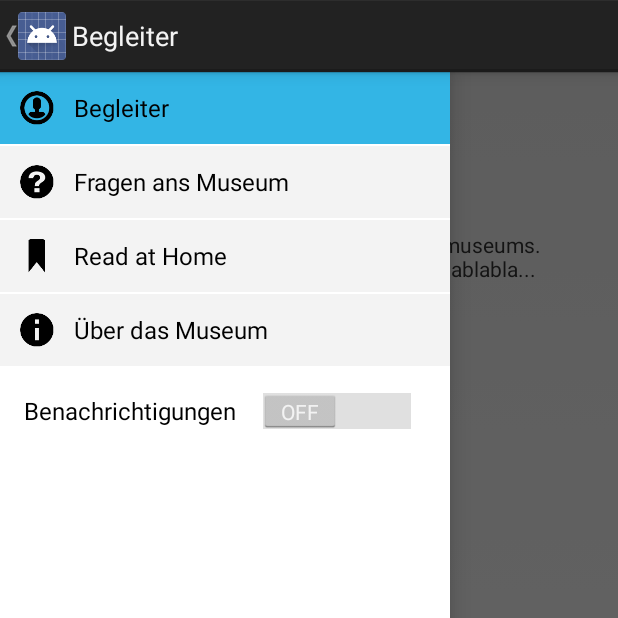
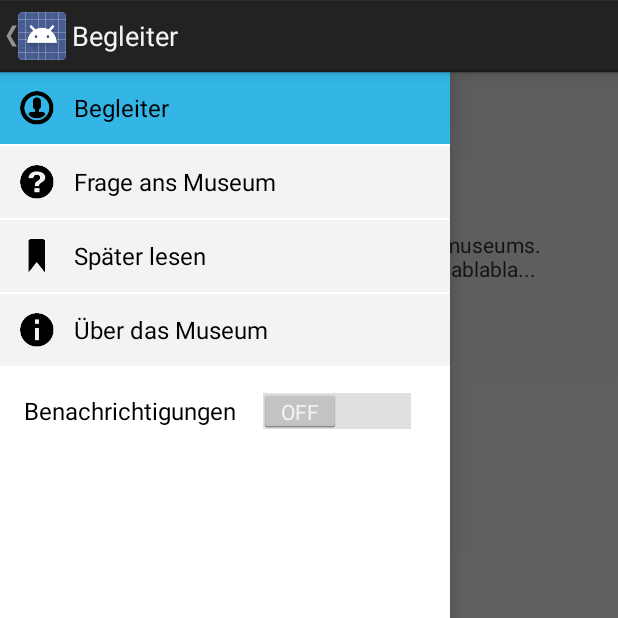
Before and after one commit to HSR-Challenge-Projekt-2014/AndroidApp, an Android app: the screen it shows after launch (HomeActivity), with the side drawer open, on a phone screen of 412 x 824 dp, the top half of it. Run offline under Robolectric (Android 15) with nearby library versions, the phone set to English and light mode, and no system bars; 2 statements that could not run were skipped.

Commit message:
issue #1 - various refactorings

```diff
--- a/app/src/main/java/ch/hsr/challp/museum/HomeActivity.java
+++ b/app/src/main/java/ch/hsr/challp/museum/HomeActivity.java
@@ -35,10 +35,10 @@ public class HomeActivity extends Activity {
         dLayout = (DrawerLayout) findViewById(R.id.drawer_layout);
         dList = (ListView) findViewById(R.id.left_drawer_list);
         List<NavDrawerItem> items = new ArrayList<>();
-        items.add(new NavDrawerItem("Begleiter", R.drawable.ic_guide));
-        items.add(new NavDrawerItem("Fragen ans Museum", R.drawable.ic_question));
-        items.add(new NavDrawerItem("Read at Home", R.drawable.ic_read_later));
-        items.add(new NavDrawerItem("Über das Museum", R.drawable.ic_information));
+        items.add(new NavDrawerItem(getString(R.string.title_companion), R.drawable.ic_guide));
+        items.add(new NavDrawerItem(getString(R.string.title_question), R.drawable.ic_question));
+        items.add(new NavDrawerItem(getString(R.string.title_read_later), R.drawable.ic_read_later));
+        items.add(new NavDrawerItem(getString(R.string.title_about), R.drawable.ic_information));
 
         adapter = new NavDrawerListAdapter(getApplicationContext(), items);
         dList.setAdapter(adapter);
@@ -72,8 +72,10 @@ public class HomeActivity extends Activity {
         };
         dLayout.setDrawerListener(dToggle);
 
-        getActionBar().setDisplayHomeAsUpEnabled(true);
-        getActionBar().setHomeButtonEnabled(true);
+        if (getActionBar() != null) {
+            getActionBar().setDisplayHomeAsUpEnabled(true);
+            getActionBar().setHomeButtonEnabled(true);
+        }
 
         showContent(0);
     }
@@ -126,7 +128,7 @@ public class HomeActivity extends Activity {
             fragment = new DetailFragment();
             fragment.setArguments(args);
         }
-        getActionBar().setTitle(title);
+        if (getActionBar() != null) getActionBar().setTitle(title);
         getFragmentManager().beginTransaction().replace(R.id.content_frame, fragment).addToBackStack("").commit();
         dList.setItemChecked(position, true);
         dList.setSelection(position);
--- a/app/src/main/java/ch/hsr/challp/museum/adapter/NavDrawerListAdapter.java
+++ b/app/src/main/java/ch/hsr/challp/museum/adapter/NavDrawerListAdapter.java
@@ -16,8 +16,8 @@ import ch.hsr.challp.museum.model.NavDrawerItem;
 
 public class NavDrawerListAdapter extends BaseAdapter {
 
-    private Context context;
-    private List<NavDrawerItem> navDrawerItems;
+    private final Context context;
+    private final List<NavDrawerItem> navDrawerItems;
 
     public NavDrawerListAdapter(Context context, List<NavDrawerItem> navDrawerItems) {
         this.context = context;
--- a/app/src/main/java/ch/hsr/challp/museum/adapter/QuestionListAdapter.java
+++ b/app/src/main/java/ch/hsr/challp/museum/adapter/QuestionListAdapter.java
@@ -20,7 +20,7 @@ import ch.hsr.challp.museum.model.Topic;
 public class QuestionListAdapter extends ArrayAdapter<Question> {
 
     private final Context context;
-    private List<Question> allItems;
+    private final List<Question> allItems;
     private List<Question> shownItems;
 
     public QuestionListAdapter(Context context, List<Question> items) {
--- a/app/src/main/java/ch/hsr/challp/museum/model/Topic.java
+++ b/app/src/main/java/ch/hsr/challp/museum/model/Topic.java
@@ -11,7 +11,7 @@ public class Topic {
     public static final Topic FUN = new Topic("Spass und Spannung");
     private static final List<Topic> ALL = Arrays.asList(ALL_ITEMS, ADVENTURE, HISTORIC, FUN);
 
-    private String name;
+    private final String name;
 
     private Topic(String name) {
         this.name = name;
--- a/app/src/main/res/layout/activity_question.xml
+++ b/app/src/main/res/layout/activity_question.xml
@@ -22,7 +22,7 @@
 
             <LinearLayout
                 android:layout_width="match_parent"
-                android:layout_height="match_parent"
+                android:layout_height="wrap_content"
                 android:orientation="vertical">
 
                 <TextView
--- a/app/src/main/res/layout/drawer_list_item.xml
+++ b/app/src/main/res/layout/drawer_list_item.xml
@@ -19,11 +19,10 @@
         android:id="@+id/title"
         android:layout_width="wrap_content"
         android:layout_height="match_parent"
-        android:layout_toRightOf="@id/icon"
+        android:layout_toEndOf="@id/icon"
         android:gravity="center_vertical"
         android:minHeight="?android:attr/listPreferredItemHeightSmall"
-        android:paddingRight="40dp"
-        android:text="Temp Text"
+        android:text=""
         android:textAppearance="?android:attr/textAppearanceListItemSmall"
         android:textColor="@android:color/primary_text_light" />
     <!-- @color/list_item_title -->
--- a/app/src/main/res/layout/menu_detail_fragment.xml
+++ b/app/src/main/res/layout/menu_detail_fragment.xml
@@ -12,5 +12,5 @@
         android:layout_height="wrap_content"
         android:layout_gravity="center"
         android:textColor="#ffffff"
-        android:textSize="40px" />
+        android:textSize="40dp" />
 </LinearLayout>
--- a/app/src/main/res/menu/global.xml
+++ /dev/null
@@ -1,6 +0,0 @@
-<menu xmlns:android="http://schemas.android.com/apk/res/android">
-    <item android:id="@+id/action_settings"
-        android:title="@string/action_settings"
-        android:orderInCategory="100"
-        android:showAsAction="never" />
-</menu>
--- a/app/src/main/res/values/color.xml
+++ b/app/src/main/res/values/color.xml
@@ -1,10 +1,10 @@
 <?xml version="1.0" encoding="utf-8"?>
 <resources>
     <color name="list_item_title">#fff</color>
+    <!-- background_holo_light -->
     <color name="list_background">#fff3f3f3</color>
-    <!-- background_holo_light -->
+    <!-- holo_blue_light -->
     <color name="list_background_pressed">#ff33b5e5</color>
-    <!-- holo_blue_light -->
     <color name="list_divider">#272727</color>
     <color name="counter_text_bg">#626262</color>
     <color name="counter_text_color">#c5c4c4</color>
--- a/app/src/main/res/values/dimens.xml
+++ b/app/src/main/res/values/dimens.xml
@@ -4,7 +4,6 @@
     <!-- Default screen margins, per the Android Design guidelines. -->
     <dimen name="activity_horizontal_margin">16dp</dimen>
     <dimen name="activity_vertical_margin">16dp</dimen>
-    <dimen name="navigation_drawer_width">240dp</dimen>
     <dimen name="title_font_size">22sp</dimen>
 
 </resources>
--- a/app/src/main/res/values/strings.xml
+++ b/app/src/main/res/values/strings.xml
@@ -2,19 +2,18 @@
 <resources>
 
     <string name="app_name">Museum</string>
-    <string name="hello_world">Hallo Naturfreunde!</string>
     <string name="action_settings">Settings</string>
     <string name="action_ask_question">Ask Question</string>
     <string name="title_activity_home">Museum Begleiter</string>
     <string name="title_companion">Begleiter</string>
     <string name="title_question">Frage ans Museum</string>
+    <string name="title_read_later">Später lesen</string>
     <string name="title_about">Über das Museum</string>
     <string name="navigation_drawer_open">Open navigation drawer</string>
     <string name="navigation_drawer_close">Close navigation drawer</string>
     <string name="action_example">Example action</string>
     <string name="drawer_open">Menu öffnen</string>
     <string name="drawer_close">Menu schliessen</string>
-    <string name="title_activity_monitoring">MonitoringActivity</string>
     <string name="title_activity_beacon_test">BeaconTest</string>
 
     <string-array name="topics_list">
```
Also changed, not shown: app/src/main/java/ch/hsr/challp/museum/model/Question.java (+11 -11 lines), app/src/main/java/ch/hsr/challp/museum/model/Room.java (+6 -6 lines), app/src/main/res/drawable-mdpi/counter_bg.xml (deleted, +0 -16 lines), app/src/main/res/layout/activity_monitoring.xml (deleted, +0 -29 lines), app/src/main/res/menu/home.xml (deleted, +0 -11 lines), app/src/main/res/drawable-hdpi/drawer_shadow.9.png (deleted), app/src/main/res/drawable-mdpi/drawer_shadow.9.png (deleted), app/src/main/res/drawable-xhdpi/drawer_shadow.9.png (deleted), app/src/main/res/drawable-xxhdpi/drawer_shadow.9.png (deleted), gradle/wrapper/gradle-wrapper.properties.
